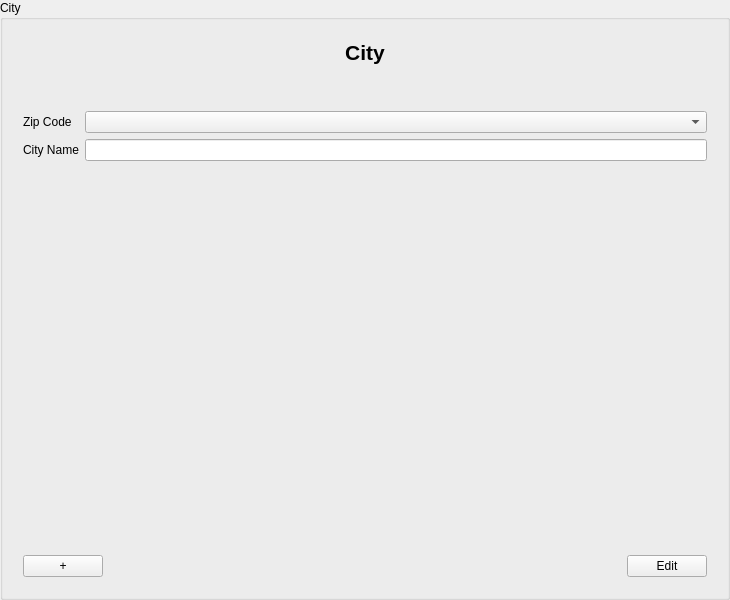
Old version of the form resources/forms/cityinputarea.ui in the repository jmuelbert/jmbde-python.
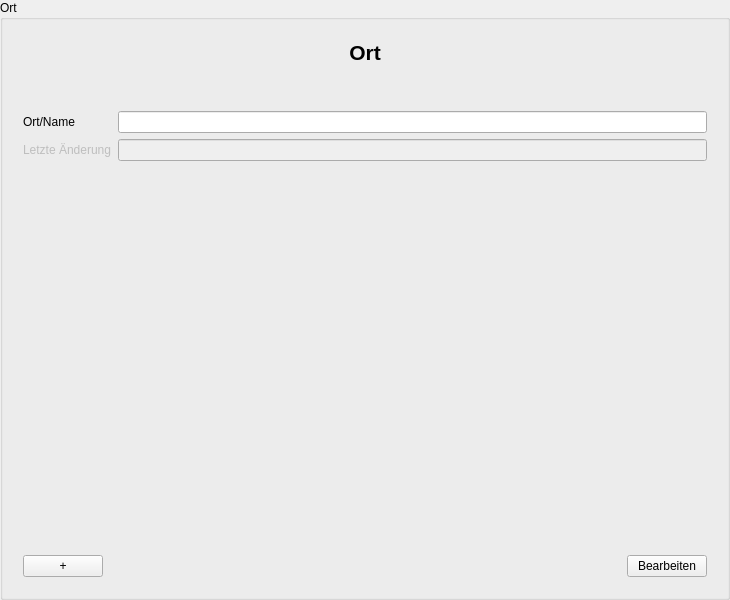
New version of the form.

The edit to the form file:
```diff
--- a/resources/forms/cityinputarea.ui
+++ b/resources/forms/cityinputarea.ui
@@ -17,7 +17,7 @@
    <string>CityInputDialog</string>
   </property>
   <property name="title">
-   <string>City</string>
+   <string>Ort</string>
   </property>
   <layout class="QVBoxLayout" name="verticalLayout_3">
    <item>
@@ -35,7 +35,7 @@
            </font>
           </property>
           <property name="text">
-           <string>City</string>
+           <string>Ort</string>
           </property>
           <property name="alignment">
            <set>Qt::AlignCenter</set>
@@ -62,23 +62,36 @@
       </item>
       <item>
        <layout class="QGridLayout" name="gridLayout">
-        <item row="2" column="1">
-         <widget class="QLineEdit" name="lineEdit_CityName"/>
-        </item>
         <item row="1" column="0">
          <widget class="QLabel" name="label_ZipCode">
           <property name="text">
-           <string>Zip Code</string>
+           <string>Ort/Name</string>
+          </property>
+          <property name="buddy">
+           <cstring>cityNameLineEdit</cstring>
           </property>
          </widget>
         </item>
         <item row="1" column="1">
-         <widget class="QComboBox" name="comboBox_ZipCode"/>
+         <widget class="QLineEdit" name="cityNameLineEdit" />
         </item>
         <item row="2" column="0">
-         <widget class="QLabel" name="label_CityName">
+         <widget class="QLabel" name="lastUpdateLabel">
+          <property name="enabled">
+           <bool>false</bool>
+          </property>
           <property name="text">
-           <string>City Name</string>
+           <string>Letzte Änderung</string>
+          </property>
+          <property name="buddy">
+           <cstring>lastUpdateLineEdit</cstring>
+          </property>
+         </widget>
+        </item>
+        <item row="2" column="1">
+         <widget class="QLineEdit" name="lastUpdateLineEdit">
+          <property name="enabled">
+           <bool>false</bool>
           </property>
          </widget>
         </item>
@@ -122,7 +135,7 @@
         <item>
          <widget class="QPushButton" name="pushButton_EditFinish">
           <property name="text">
-           <string>Edit</string>
+           <string>Bearbeiten</string>
           </property>
          </widget>
         </item>
```
Left out of the diff: 20 changed lines with no effect on the pictures.
